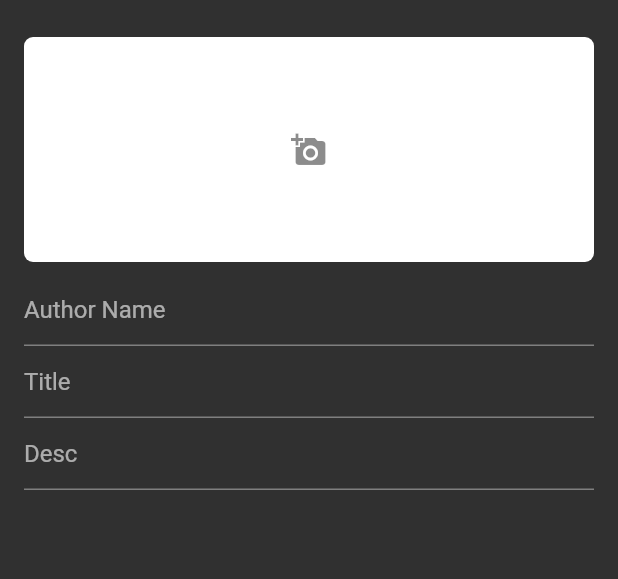
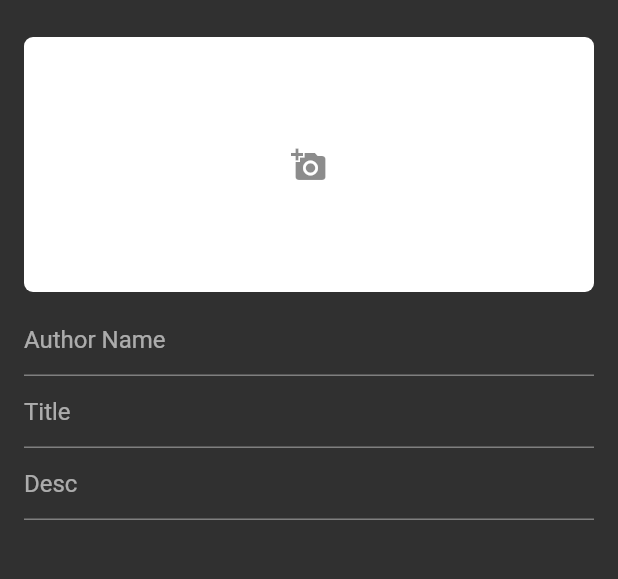
Before and after one commit to shubham3886/blog_project, a Flutter app: the CreateBlog screen opened directly, after a tap on the "file upload" icon, on a phone screen of 412 x 824 dp, the part 62-641 px from its top. Run offline on Flutter 3.47's test engine with Material 2 defaults, Android fonts, the phone set to English and light mode, and no system bars; our stand-ins replace cloud_firestore, firebase_storage, image_picker, random_string; accounts and stored records are empty.

Commit message:
new code

```diff
--- a/lib/services/crud.dart
+++ b/lib/services/crud.dart
@@ -6,4 +6,8 @@ class CrudMethods {
       print(e);
     });
   }
+
+  getData() async {
+    return await Firestore.instance.collection("blogs").getDocuments();
+  }
 }
--- a/lib/views/create_blog.dart
+++ b/lib/views/create_blog.dart
@@ -27,23 +27,38 @@ class _CreateBlogState extends State<CreateBlog> {
   }
 
   uploadBlog() async {
-    if(selectedImage != null){
+    debugPrint("SELECTED CALLED NULL");
 
+    if (selectedImage != null) {
+      debugPrint("SELECTED NOT NULL");
       setState(() {
         _isLoading = true;
       });
+
       /// uploading image to firebase storage
-      StorageReference firebaseStorageRef = FirebaseStorage.instance.
-      ref().
-      child("blogImages").
-      child("${randomAlphaNumeric(9)}.jpg");
+      StorageReference firebaseStorageRef = FirebaseStorage.instance
+          .ref()
+          .child("blogImages")
+          .child("${randomAlphaNumeric(9)}.jpg");
 
       final StorageUploadTask task = firebaseStorageRef.putFile(selectedImage);
 
       var downloadUrl = await (await task.onComplete).ref.getDownloadURL();
       print("this is  url $downloadUrl");
 
-    }else{}
+      Map<String, String> blogMap = {
+        "imgUrl": downloadUrl,
+        "authorName": authorName,
+        "title": title,
+        "desc": desc
+      };
+
+      crudMethod.addData(blogMap).then((result) {
+        Navigator.pop(context);
+      });
+    } else {
+      debugPrint("SELECTED  NULL");
+    }
   }
 
   @override
@@ -70,14 +85,13 @@ class _CreateBlogState extends State<CreateBlog> {
               onTap: () {
                 uploadBlog();
               },
-
               child: Container(
                   padding: EdgeInsets.symmetric(horizontal: 16),
-              child: Icon(Icons.file_upload))
-          )
+                  child: Icon(Icons.file_upload)))
         ],
       ),
-      body: _isLoading ? Container(
+      body: _isLoading
+          ? Container(
               alignment: Alignment.center,
               child: CircularProgressIndicator(),
             )
@@ -94,7 +108,7 @@ class _CreateBlogState extends State<CreateBlog> {
                       child: selectedImage != null
                           ? Container(
                               margin: EdgeInsets.symmetric(horizontal: 16),
-                        height: 150,
+                              height: 170,
                               width: MediaQuery.of(context).size.width,
                               child: ClipRRect(
                                 borderRadius: BorderRadius.circular(6),
@@ -106,7 +120,7 @@ class _CreateBlogState extends State<CreateBlog> {
                             )
                           : Container(
                               margin: EdgeInsets.symmetric(horizontal: 16),
-                        height: 150,
+                              height: 170,
                               decoration: BoxDecoration(
                                   color: Colors.white,
                                   borderRadius: BorderRadius.circular(6)),
```
Also changed, not shown: lib/views/home.dart (+105 -1 lines). Lines whose indentation alone changed are shown as unchanged.
